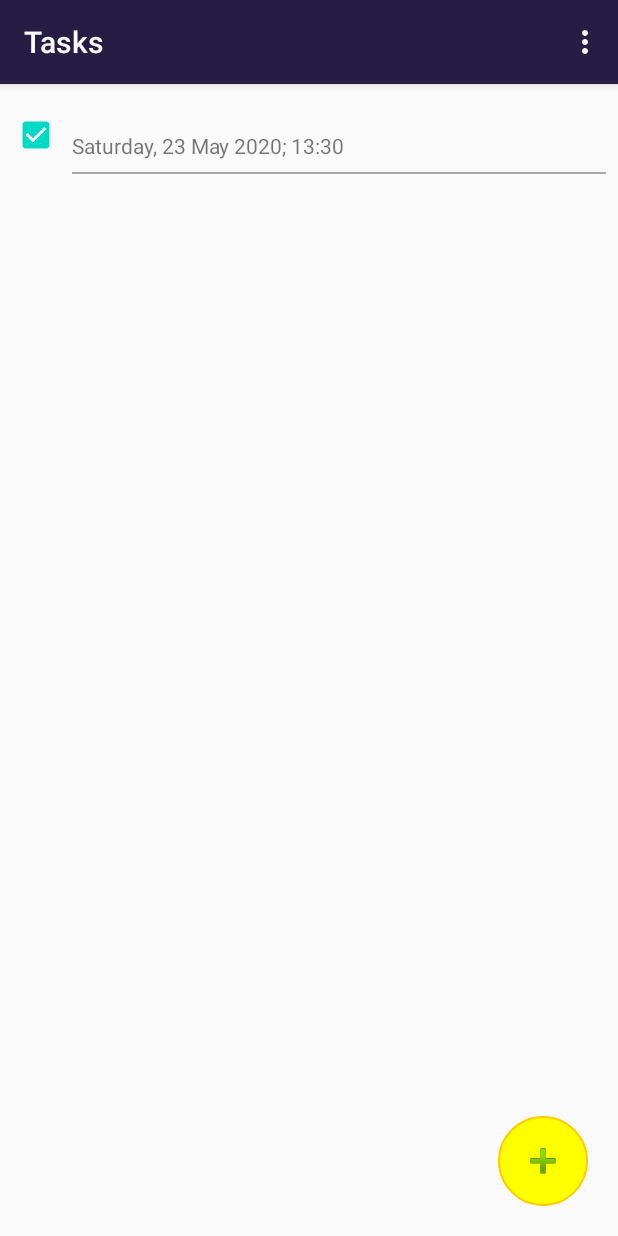
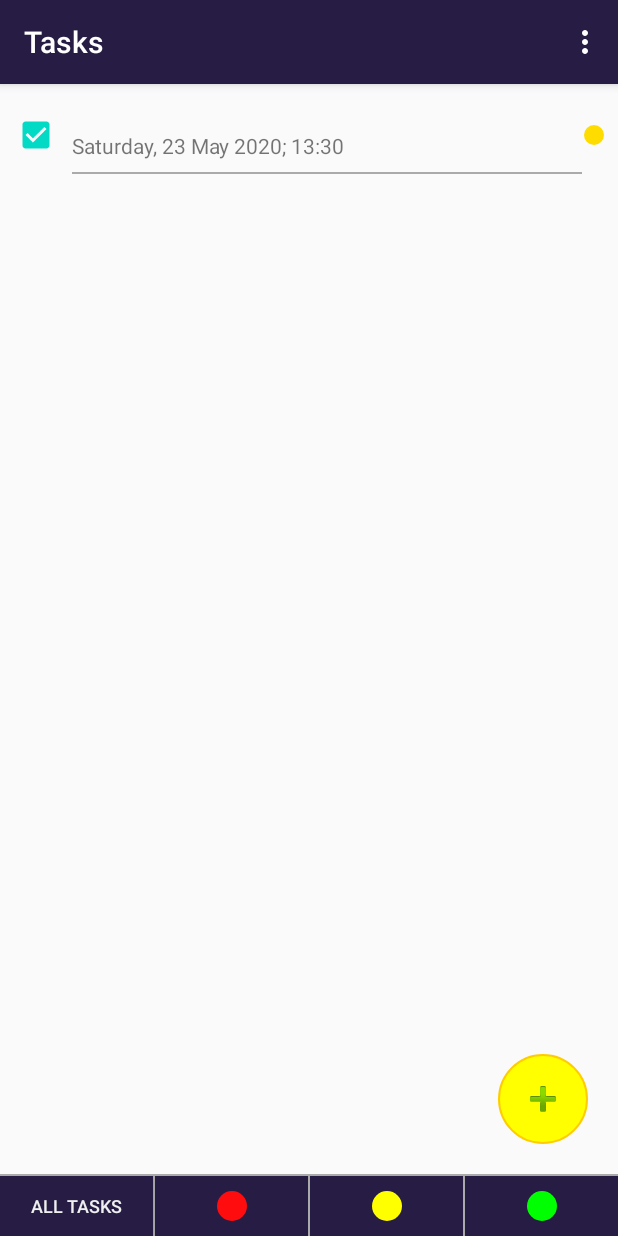
Before and after one commit to jeksonshar/MyTaskManeger, an Android app: the screen it shows after launch (TaskListActivity), after a tap on an icon or button, on a phone screen of 412 x 824 dp. Run offline under Robolectric (Android 15) with nearby library versions, the phone set to English and light mode, and no system bars; our stand-ins replace Room's generated code; 2 other taps on this screen came first.

Commit message:
Prepare menu to sort tasks by priority

```diff
--- /dev/null
+++ b/app/src/main/res/drawable/ic_brightness_green_16dp.xml
@@ -0,0 +1,5 @@
+<vector android:height="16dp" android:tint="#00FF00"
+    android:viewportHeight="24.0" android:viewportWidth="24.0"
+    android:width="16dp" xmlns:android="http://schemas.android.com/apk/res/android">
+    <path android:fillColor="#FF000000" android:pathData="M12,12m-10,0a10,10 0,1 1,20 0a10,10 0,1 1,-20 0"/>
+</vector>
--- /dev/null
+++ b/app/src/main/res/drawable/ic_brightness_green_24dp.xml
@@ -0,0 +1,5 @@
+<vector android:height="24dp" android:tint="#00FF00"
+    android:viewportHeight="24.0" android:viewportWidth="24.0"
+    android:width="24dp" xmlns:android="http://schemas.android.com/apk/res/android">
+    <path android:fillColor="#FF000000" android:pathData="M12,12m-10,0a10,10 0,1 1,20 0a10,10 0,1 1,-20 0"/>
+</vector>
--- /dev/null
+++ b/app/src/main/res/drawable/ic_brightness_red_16dp.xml
@@ -0,0 +1,5 @@
+<vector android:height="16dp" android:tint="#FF5046"
+    android:viewportHeight="24.0" android:viewportWidth="24.0"
+    android:width="16dp" xmlns:android="http://schemas.android.com/apk/res/android">
+    <path android:fillColor="#FF000000" android:pathData="M12,12m-10,0a10,10 0,1 1,20 0a10,10 0,1 1,-20 0"/>
+</vector>
--- /dev/null
+++ b/app/src/main/res/drawable/ic_brightness_red_24dp.xml
@@ -0,0 +1,5 @@
+<vector android:height="24dp" android:tint="#FF0C0E"
+    android:viewportHeight="24.0" android:viewportWidth="24.0"
+    android:width="24dp" xmlns:android="http://schemas.android.com/apk/res/android">
+    <path android:fillColor="#FF000000" android:pathData="M12,12m-10,0a10,10 0,1 1,20 0a10,10 0,1 1,-20 0"/>
+</vector>
--- /dev/null
+++ b/app/src/main/res/drawable/ic_brightness_yellow_16dp.xml
@@ -0,0 +1,5 @@
+<vector android:height="16dp" android:tint="#FFFF00"
+    android:viewportHeight="24.0" android:viewportWidth="24.0"
+    android:width="16dp" xmlns:android="http://schemas.android.com/apk/res/android">
+    <path android:fillColor="#FF000000" android:pathData="M12,12m-10,0a10,10 0,1 1,20 0a10,10 0,1 1,-20 0"/>
+</vector>
--- /dev/null
+++ b/app/src/main/res/drawable/ic_brightness_yellow_24dp.xml
@@ -0,0 +1,5 @@
+<vector android:height="24dp" android:tint="#FFFF00"
+    android:viewportHeight="24.0" android:viewportWidth="24.0"
+    android:width="24dp" xmlns:android="http://schemas.android.com/apk/res/android">
+    <path android:fillColor="#FF000000" android:pathData="M12,12m-10,0a10,10 0,1 1,20 0a10,10 0,1 1,-20 0"/>
+</vector>
--- /dev/null
+++ b/app/src/main/res/drawable/ic_brightness_yellow_slow_16dp.xml
@@ -0,0 +1,5 @@
+<vector android:height="16dp" android:tint="#FFDC00"
+    android:viewportHeight="24.0" android:viewportWidth="24.0"
+    android:width="16dp" xmlns:android="http://schemas.android.com/apk/res/android">
+    <path android:fillColor="#FF000000" android:pathData="M12,12m-10,0a10,10 0,1 1,20 0a10,10 0,1 1,-20 0"/>
+</vector>
--- a/app/src/main/res/layout/fragment_task_details.xml
+++ b/app/src/main/res/layout/fragment_task_details.xml
@@ -15,6 +15,7 @@
             android:layout_width="match_parent"
             android:layout_height="wrap_content"
             android:gravity="center_horizontal"
+            android:layout_gravity="bottom"
             android:text="@string/title"/>
 
         <EditText
@@ -29,6 +30,7 @@
             android:layout_width="match_parent"
             android:layout_height="wrap_content"
             android:gravity="center_horizontal"
+            android:layout_gravity="bottom"
             android:text="@string/details"/>
 
         <EditText
@@ -43,6 +45,7 @@
             android:layout_width="match_parent"
             android:layout_height="wrap_content"
             android:gravity="center_horizontal"
+            android:layout_gravity="bottom"
             android:text="@string/task_deadline"/>
 
         <LinearLayout
--- a/app/src/main/res/layout/fragment_task_list.xml
+++ b/app/src/main/res/layout/fragment_task_list.xml
@@ -1,15 +1,21 @@
 <?xml version="1.0" encoding="utf-8"?>
-<FrameLayout
+<LinearLayout
     xmlns:android="http://schemas.android.com/apk/res/android"
     xmlns:tools="http://schemas.android.com/tools"
     xmlns:app="http://schemas.android.com/apk/res-auto"
     android:layout_width="match_parent"
-    android:layout_height="match_parent">
+    android:layout_height="match_parent"
+    android:orientation="vertical">
+
+    <FrameLayout
+        android:layout_width="match_parent"
+        android:layout_height="0dp"
+        android:layout_weight="1">
 
         <androidx.recyclerview.widget.RecyclerView
             android:id="@+id/recyclerView"
             android:layout_width="match_parent"
-        android:layout_height="match_parent"/>
+            android:layout_height="match_parent" />
 
         <FrameLayout
             android:layout_width="match_parent"
@@ -34,5 +40,69 @@
                 app:srcCompat="@android:drawable/ic_input_add"
                 tools:visibility="visible" />
         </FrameLayout>
+    </FrameLayout>
 
-</FrameLayout>
+    <View
+        android:layout_width="wrap_content"
+        android:layout_height="1dp"
+        android:background="@android:color/darker_gray" />
+
+    <LinearLayout
+        android:layout_width="match_parent"
+        android:layout_height="40dp"
+        android:orientation="horizontal">
+
+        <Button
+            android:id="@+id/all_priority"
+            android:layout_width="0dp"
+            android:layout_height="match_parent"
+            android:layout_weight="1"
+            android:gravity="center"
+            android:textColor="@color/colorPhone"
+            android:background="@color/colorPrimary"
+            android:text="@string/all_tasks"
+            android:textSize="12sp" />
+        <View
+            android:layout_width="1dp"
+            android:layout_height="wrap_content"
+            android:background="@android:color/darker_gray" />
+
+        <ImageButton
+            android:id="@+id/red_priority"
+            android:layout_width="0dp"
+            android:layout_height="match_parent"
+            android:layout_weight="1"
+            android:gravity="center"
+            android:background="@color/colorPrimary"
+            android:src="@drawable/ic_brightness_red_24dp"
+            android:textSize="12sp"/>
+        <View
+            android:layout_width="1dp"
+            android:layout_height="wrap_content"
+            android:background="@android:color/darker_gray" />
+
+        <ImageButton
+            android:id="@+id/yellow_priority"
+            android:layout_width="0dp"
+            android:layout_height="match_parent"
+            android:layout_weight="1"
+            android:gravity="center"
+            android:background="@color/colorPrimary"
+            android:src="@drawable/ic_brightness_yellow_24dp"
+            android:textSize="12sp"/>
+        <View
+            android:layout_width="1dp"
+            android:layout_height="wrap_content"
+            android:background="@android:color/darker_gray" />
+
+        <ImageButton
+            android:id="@+id/green_priority"
+            android:layout_width="0dp"
+            android:layout_height="match_parent"
+            android:layout_weight="1"
+            android:gravity="center"
+            android:background="@color/colorPrimary"
+            android:src="@drawable/ic_brightness_green_24dp"
+            android:textSize="12sp"/>
+    </LinearLayout>
+</LinearLayout>
--- a/app/src/main/res/layout/item_task.xml
+++ b/app/src/main/res/layout/item_task.xml
@@ -36,7 +36,6 @@
             tools:text="Date and time"/>
 
         <View
-            android:id="@+id/view1"
             android:layout_width="wrap_content"
             android:layout_height="1dp"
             android:layout_marginTop="8dp"
@@ -44,4 +43,11 @@
 
     </LinearLayout>
 
+    <ImageView
+        android:id="@+id/task_priority"
+        android:layout_width="wrap_content"
+        android:layout_height="match_parent"
+        android:src="@drawable/ic_brightness_yellow_slow_16dp"
+        android:layout_gravity="center"/>
+
 </LinearLayout>
--- /dev/null
+++ b/app/src/main/res/menu/menu_priority_menu.xml
@@ -0,0 +1,19 @@
+<?xml version="1.0" encoding="utf-8"?>
+<menu xmlns:android="http://schemas.android.com/apk/res/android">
+
+    <item
+        android:id="@+id/all_tasks"
+        android:title="@string/all_tasks" />
+    <item
+        android:id="@+id/red_tasks"
+        android:icon="@drawable/ic_brightness_red_24dp"
+        android:title="@string/red_tasks" />
+    <item
+        android:id="@+id/green_tasks"
+        android:icon="@drawable/ic_brightness_green_24dp"
+        android:title="@string/green_tasks" />
+    <item
+        android:id="@+id/yellow_tasks"
+        android:icon="@drawable/ic_brightness_yellow_24dp"
+        android:title="@string/yellow_tasks" />
+</menu>
--- a/app/src/main/res/values/colors.xml
+++ b/app/src/main/res/values/colors.xml
@@ -9,4 +9,5 @@
     <color name="colorPrimaryDark">#10041c</color>
     <color name="colorAccent">#03DAC5</color>
     <color name="colorPhone">#EFEFEF</color>
+    <color name="colorWhite">#FFFFFF</color>
 </resources>
--- a/app/src/main/res/values/strings.xml
+++ b/app/src/main/res/values/strings.xml
@@ -17,5 +17,9 @@
     <string name="un_hide_solved">Show all tasks</string>
     <string name="sorted_by_deadline">Sorted list by deadline</string>
     <string name="sorted_by_creation_date">Sorted by creation date</string>
+    <string name="all_tasks">All tasks</string>
+    <string name="red_tasks">Red tasks</string>
+    <string name="green_tasks">Green tasks</string>
+    <string name="yellow_tasks">Yellow tasks</string>
 
 </resources>
```
Also changed, not shown: 1 other file. Lines whose indentation alone changed are shown as unchanged.
